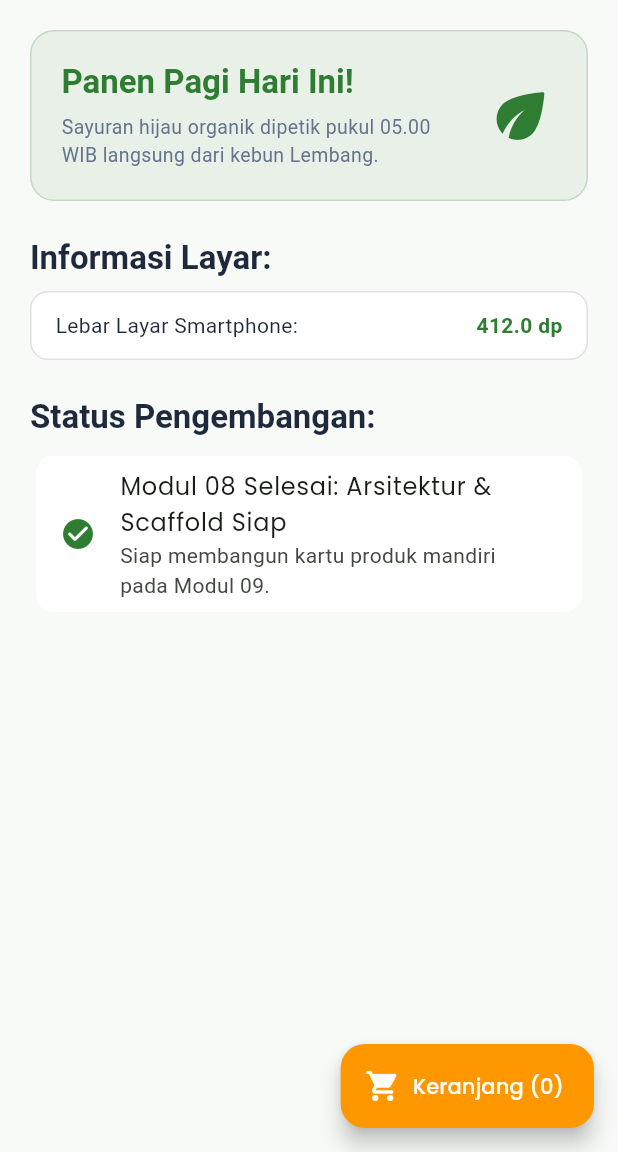
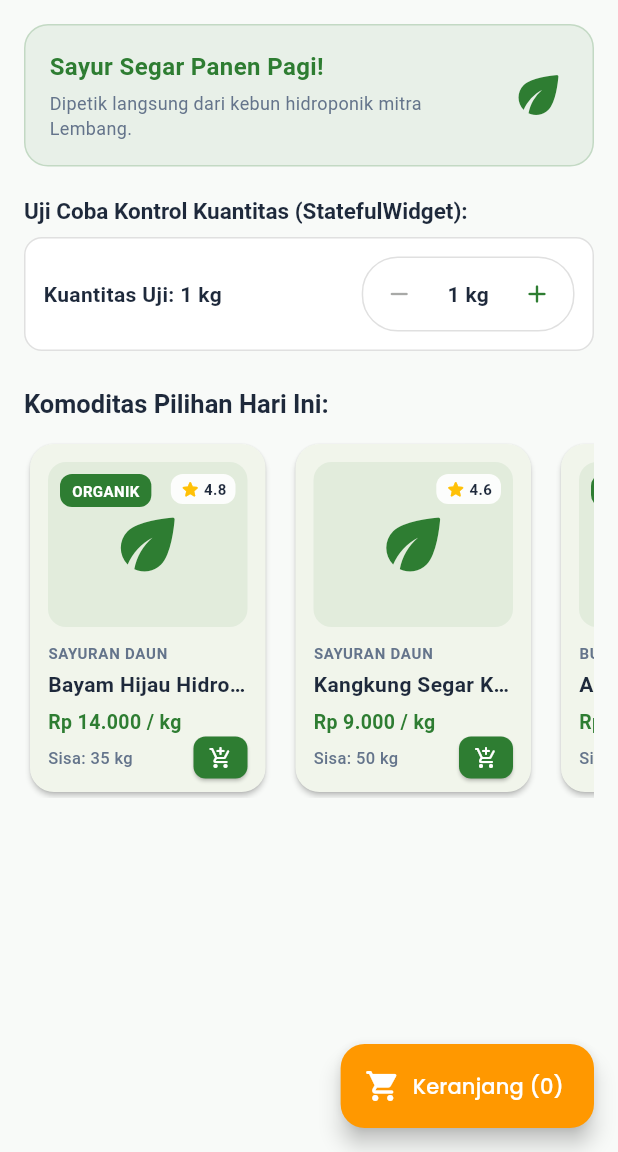
Before and after one commit to nasri1110/flutter-1, a Flutter app: the screen it shows after launch, on a phone screen of 412 x 824 dp, the part 84-1236 px from its top. Run offline on Flutter 3.47's test engine with Material 3 defaults, Android fonts, the phone set to English and light mode, and no system bars; our stand-ins replace google_fonts.

Commit message:
feat(ui): implement reusable ProductCard and QuantityCounterWidget on HomeScreen

```diff
--- a/lib/features/home/home_screen.dart
+++ b/lib/features/home/home_screen.dart
@@ -1,15 +1,39 @@
 import 'package:flutter/material.dart';
+import 'package:sayur_hub/core/mock/mock_produce_data.dart';
+import 'package:sayur_hub/core/models/product.dart';
 import 'package:sayur_hub/core/theme/app_colors.dart';
+import 'package:sayur_hub/shared/widgets/product_card.dart';
+import 'package:sayur_hub/shared/widgets/quantity_counter_widget.dart';
 
-/// Halaman Beranda Utama aplikasi SayurHub
-/// Menggunakan kanvas Scaffold lengkap dengan AppBar, Drawer, dan FloatingActionButton
-class HomeScreen extends StatelessWidget {
+class HomeScreen extends StatefulWidget {
   const HomeScreen({super.key});
 
   @override
+  State<HomeScreen> createState() => _HomeScreenState();
+}
+
+class _HomeScreenState extends State<HomeScreen> {
+  int _totalCartItems = 0;
+  int _demoQuantity = 1;
+
+  void _handleAddToCart(Product product) {
+    setState(() {
+      _totalCartItems++;
+    });
+
+    ScaffoldMessenger.of(context).hideCurrentSnackBar();
+    ScaffoldMessenger.of(context).showSnackBar(
+      SnackBar(
+        content: Text('${product.name} berhasil ditambahkan ke keranjang!'),
+        backgroundColor: AppColors.primaryGreen,
+        duration: const Duration(seconds: 1),
+      ),
+    );
+  }
+
+  @override
   Widget build(BuildContext context) {
-    // Membaca informasi ukuran layar perangkat menggunakan BuildContext
-    final double screenWidth = MediaQuery.of(context).size.width;
+    final List<Product> sampleProducts = MockProduceData.products;
 
     return Scaffold(
       appBar: AppBar(
@@ -17,16 +41,7 @@ class HomeScreen extends StatelessWidget {
         actions: [
           IconButton(
             icon: const Icon(Icons.notifications_none_rounded),
-            tooltip: 'Notifikasi Panen',
-            onPressed: () {
-              // Menampilkan pesan snackbar memanfaatkan context
-              ScaffoldMessenger.of(context).showSnackBar(
-                const SnackBar(
-                  content: Text('Belum ada notifikasi panen baru.'),
-                  duration: Duration(seconds: 2),
-                ),
-              );
-            },
+            onPressed: () {},
           ),
         ],
       ),
@@ -35,58 +50,39 @@ class HomeScreen extends StatelessWidget {
           padding: EdgeInsets.zero,
           children: [
             DrawerHeader(
-              decoration: const BoxDecoration(
-                color: AppColors.primaryGreen,
-              ),
+              decoration: const BoxDecoration(color: AppColors.primaryGreen),
               child: Column(
                 crossAxisAlignment: CrossAxisAlignment.start,
                 mainAxisAlignment: MainAxisAlignment.end,
                 children: const [
                   CircleAvatar(
-                    radius: 28,
+                    radius: 26,
                     backgroundColor: Colors.white,
-                    child: Icon(Icons.person_rounded, size: 36, color: AppColors.primaryGreen),
+                    child: Icon(Icons.person_rounded, size: 32, color: AppColors.primaryGreen),
                   ),
-                  SizedBox(height: 10),
-                  Text(
-                    'Siti Nurhaliza',
-                    style: TextStyle(color: Colors.white, fontWeight: FontWeight.bold, fontSize: 16),
-                  ),
-                  Text(
-                    'siti@smkrpl.sch.id',
-                    style: TextStyle(color: Colors.white70, fontSize: 12),
-                  ),
+                  SizedBox(height: 8),
+                  Text('Siti Nurhaliza', style: TextStyle(color: Colors.white, fontWeight: FontWeight.bold)),
+                  Text('siti@smkrpl.sch.id', style: TextStyle(color: Colors.white70, fontSize: 12)),
                 ],
               ),
             ),
             ListTile(
               leading: const Icon(Icons.home_rounded, color: AppColors.primaryGreen),
-              title: const Text('Beranda SayurHub'),
-              onTap: () => Navigator.pop(context),
-            ),
-            ListTile(
-              leading: const Icon(Icons.history_rounded),
-              title: const Text('Riwayat Transaksi'),
-              onTap: () => Navigator.pop(context),
-            ),
-            const Divider(),
-            ListTile(
-              leading: const Icon(Icons.settings_outlined),
-              title: const Text('Pengaturan'),
+              title: const Text('Beranda'),
               onTap: () => Navigator.pop(context),
             ),
           ],
         ),
       ),
       body: SingleChildScrollView(
-        padding: const EdgeInsets.all(20.0),
+        padding: const EdgeInsets.all(16.0),
         child: Column(
           crossAxisAlignment: CrossAxisAlignment.start,
           children: [
-            // Banner Selamat Datang
+            // Banner Sambutan
             Container(
               width: double.infinity,
-              padding: const EdgeInsets.all(20.0),
+              padding: const EdgeInsets.all(16.0),
               decoration: BoxDecoration(
                 color: AppColors.primaryGreen.withOpacity(0.08),
                 borderRadius: BorderRadius.circular(16),
@@ -97,36 +93,33 @@ class HomeScreen extends StatelessWidget {
                   Expanded(
                     child: Column(
                       crossAxisAlignment: CrossAxisAlignment.start,
-                      children: [
+                      children: const [
                         Text(
-                          'Panen Pagi Hari Ini!',
-                          style: Theme.of(context).textTheme.titleLarge?.copyWith(
-                                color: AppColors.primaryGreen,
-                              ),
+                          'Sayur Segar Panen Pagi!',
+                          style: TextStyle(fontWeight: FontWeight.bold, fontSize: 16, color: AppColors.primaryGreen),
                         ),
-                        const SizedBox(height: 6),
-                        const Text(
-                          'Sayuran hijau organik dipetik pukul 05.00 WIB langsung dari kebun Lembang.',
-                          style: TextStyle(fontSize: 13, color: AppColors.textMuted),
+                        SizedBox(height: 4),
+                        Text(
+                          'Dipetik langsung dari kebun hidroponik mitra Lembang.',
+                          style: TextStyle(fontSize: 12, color: AppColors.textMuted),
                         ),
                       ],
                     ),
                   ),
-                  const SizedBox(width: 12),
-                  const Icon(Icons.eco_rounded, size: 48, color: AppColors.primaryGreen),
+                  const Icon(Icons.eco_rounded, size: 40, color: AppColors.primaryGreen),
                 ],
               ),
             ),
-            const SizedBox(height: 24),
+            const SizedBox(height: 20),
 
-            // Indikator Lebar Layar (Demo BuildContext MediaQuery)
+            // Demo Interaksi StatefulWidget: QuantityCounterWidget
             Text(
-              'Informasi Layar:',
-              style: Theme.of(context).textTheme.titleLarge,
+              'Uji Coba Kontrol Kuantitas (StatefulWidget):',
+              style: Theme.of(context).textTheme.titleLarge?.copyWith(fontSize: 15),
             ),
             const SizedBox(height: 8),
             Container(
-              padding: const EdgeInsets.symmetric(horizontal: 16, vertical: 12),
+              padding: const EdgeInsets.all(12),
               decoration: BoxDecoration(
                 color: Colors.white,
                 borderRadius: BorderRadius.circular(12),
@@ -135,29 +128,45 @@ class HomeScreen extends StatelessWidget {
               child: Row(
                 mainAxisAlignment: MainAxisAlignment.spaceBetween,
                 children: [
-                  const Text('Lebar Layar Smartphone:'),
-                  Text(
-                    '${screenWidth.toStringAsFixed(1)} dp',
-                    style: const TextStyle(fontWeight: FontWeight.bold, color: AppColors.primaryGreen),
+                  Text('Kuantitas Uji: $_demoQuantity kg', style: const TextStyle(fontWeight: FontWeight.bold)),
+                  QuantityCounterWidget(
+                    maxStock: 10,
+                    initialQuantity: _demoQuantity,
+                    onQuantityChanged: (newVal) {
+                      setState(() {
+                        _demoQuantity = newVal;
+                      });
+                    },
                   ),
                 ],
               ),
             ),
             const SizedBox(height: 24),
 
-            // Informasi Modul Selanjutnya
+            // Bagian Katalog Produk (Komponen Reusable ProductCard)
             Text(
-              'Status Pengembangan:',
-              style: Theme.of(context).textTheme.titleLarge,
+              'Komoditas Pilihan Hari Ini:',
+              style: Theme.of(context).textTheme.titleLarge?.copyWith(fontSize: 17),
             ),
-            const SizedBox(height: 8),
-            const Card(
-              elevation: 0,
-              color: Colors.white,
-              child: ListTile(
-                leading: Icon(Icons.check_circle_rounded, color: AppColors.primaryGreen),
-                title: Text('Modul 08 Selesai: Arsitektur & Scaffold Siap'),
-                subtitle: Text('Siap membangun kartu produk mandiri pada Modul 09.'),
+            const SizedBox(height: 12),
+
+            // Menampilkan Kartu Produk Berdampingan
+            SizedBox(
+              height: 240,
+              child: ListView.separated(
+                scrollDirection: Axis.horizontal,
+                itemCount: sampleProducts.length,
+                separatorBuilder: (context, index) => const SizedBox(width: 12),
+                itemBuilder: (context, index) {
+                  final product = sampleProducts[index];
+                  return SizedBox(
+                    width: 165,
+                    child: ProductCard(
+                      product: product,
+                      onAddToCart: () => _handleAddToCart(product),
+                    ),
+                  );
+                },
               ),
             ),
           ],
@@ -166,13 +175,13 @@ class HomeScreen extends StatelessWidget {
       floatingActionButton: FloatingActionButton.extended(
         onPressed: () {
           ScaffoldMessenger.of(context).showSnackBar(
-            const SnackBar(
-              content: Text('Keranjang belanja siap diintegrasikan pada Modul 14!'),
+            SnackBar(
+              content: Text('Total belanjaan saat ini: $_totalCartItems item'),
             ),
           );
         },
         icon: const Icon(Icons.shopping_cart_rounded),
-        label: const Text('Keranjang (0)'),
+        label: Text('Keranjang ($_totalCartItems)'),
       ),
     );
   }
--- /dev/null
+++ b/lib/shared/widgets/product_card.dart
@@ -0,0 +1,184 @@
+import 'package:flutter/material.dart';
+import 'package:sayur_hub/core/models/product.dart';
+import 'package:sayur_hub/core/theme/app_colors.dart';
+import 'package:sayur_hub/core/utils/price_calculator.dart';
+
+/// Komponen kartu produk resmi aplikasi SayurHub
+/// Menampilkan informasi visual komoditas secara ringkas dan modular
+class ProductCard extends StatelessWidget {
+  final Product product;
+  final VoidCallback onAddToCart;
+
+  const ProductCard({
+    super.key,
+    required this.product,
+    required this.onAddToCart,
+  });
+
+  @override
+  Widget build(BuildContext context) {
+    return Card(
+      elevation: 1.5,
+      shape: RoundedRectangleBorder(
+        borderRadius: BorderRadius.circular(16),
+      ),
+      clipBehavior: Clip.antiAlias,
+      child: InkWell(
+        onTap: () {
+          ScaffoldMessenger.of(context).showSnackBar(
+            SnackBar(
+              content: Text('Membuka detail ${product.name}...'),
+              duration: const Duration(seconds: 1),
+            ),
+          );
+        },
+        child: Padding(
+          padding: const EdgeInsets.all(12.0),
+          child: Column(
+            crossAxisAlignment: CrossAxisAlignment.start,
+            children: [
+              // Area Gambar dan Badge
+              Stack(
+                children: [
+                  Container(
+                    height: 110,
+                    width: double.infinity,
+                    decoration: BoxDecoration(
+                      color: AppColors.primaryGreen.withOpacity(0.08),
+                      borderRadius: BorderRadius.circular(12),
+                    ),
+                    child: Center(
+                      child: Icon(
+                        product.category == 'Buah Segar'
+                            ? Icons.apple_rounded
+                            : Icons.eco_rounded,
+                        size: 54,
+                        color: AppColors.primaryGreen,
+                      ),
+                    ),
+                  ),
+
+                  // Badge Organik di Pojok Kiri Atas
+                  if (product.isOrganic)
+                    Positioned(
+                      top: 8,
+                      left: 8,
+                      child: Container(
+                        padding: const EdgeInsets.symmetric(horizontal: 8, vertical: 4),
+                        decoration: BoxDecoration(
+                          color: AppColors.primaryGreen,
+                          borderRadius: BorderRadius.circular(8),
+                        ),
+                        child: const Text(
+                          'ORGANIK',
+                          style: TextStyle(
+                            color: Colors.white,
+                            fontSize: 10,
+                            fontWeight: FontWeight.bold,
+                          ),
+                        ),
+                      ),
+                    ),
+
+                  // Badge Rating di Pojok Kanan Atas
+                  Positioned(
+                    top: 8,
+                    right: 8,
+                    child: Container(
+                      padding: const EdgeInsets.symmetric(horizontal: 6, vertical: 3),
+                      decoration: BoxDecoration(
+                        color: Colors.white.withOpacity(0.9),
+                        borderRadius: BorderRadius.circular(8),
+                      ),
+                      child: Row(
+                        mainAxisSize: MainAxisSize.min,
+                        children: [
+                          const Icon(Icons.star_rounded, size: 14, color: Colors.amber),
+                          const SizedBox(width: 2),
+                          Text(
+                            product.rating.toString(),
+                            style: const TextStyle(
+                              fontSize: 10,
+                              fontWeight: FontWeight.bold,
+                              color: AppColors.textDark,
+                            ),
+                          ),
+                        ],
+                      ),
+                    ),
+                  ),
+                ],
+              ),
+              const SizedBox(height: 10),
+
+              // Kategori Sayur
+              Text(
+                product.category.toUpperCase(),
+                style: const TextStyle(
+                  fontSize: 10,
+                  fontWeight: FontWeight.w600,
+                  color: AppColors.textMuted,
+                  letterSpacing: 0.5,
+                ),
+              ),
+              const SizedBox(height: 4),
+
+              // Nama Produk
+              Text(
+                product.name,
+                style: const TextStyle(
+                  fontSize: 14,
+                  fontWeight: FontWeight.bold,
+                  color: AppColors.textDark,
+                ),
+                maxLines: 1,
+                overflow: TextOverflow.ellipsis,
+              ),
+              const SizedBox(height: 6),
+
+              // Harga per Kilogram
+              Text(
+                '${PriceCalculator.formatRupiah(product.pricePerKg)} / kg',
+                style: const TextStyle(
+                  fontSize: 13,
+                  fontWeight: FontWeight.bold,
+                  color: AppColors.primaryGreen,
+                ),
+              ),
+              const Spacer(),
+
+              // Baris Status Stok dan Tombol Beli
+              Row(
+                mainAxisAlignment: MainAxisAlignment.spaceBetween,
+                children: [
+                  Text(
+                    product.isAvailable ? 'Sisa: ${product.stock} kg' : 'Habis',
+                    style: TextStyle(
+                      fontSize: 11,
+                      fontWeight: FontWeight.w500,
+                      color: product.isAvailable ? AppColors.textMuted : Colors.red,
+                    ),
+                  ),
+                  ElevatedButton(
+                    onPressed: product.isAvailable ? onAddToCart : null,
+                    style: ElevatedButton.styleFrom(
+                      backgroundColor: AppColors.primaryGreen,
+                      foregroundColor: Colors.white,
+                      shape: RoundedRectangleBorder(
+                        borderRadius: BorderRadius.circular(8),
+                      ),
+                      padding: const EdgeInsets.symmetric(horizontal: 10, vertical: 6),
+                      minimumSize: Size.zero,
+                      tapTargetSize: MaterialTapTargetSize.shrinkWrap,
+                    ),
+                    child: const Icon(Icons.add_shopping_cart_rounded, size: 16),
+                  ),
+                ],
+              ),
+            ],
+          ),
+        ),
+      ),
+    );
+  }
+}
--- /dev/null
+++ b/lib/shared/widgets/quantity_counter_widget.dart
@@ -0,0 +1,102 @@
+import 'package:flutter/material.dart';
+import 'package:sayur_hub/core/theme/app_colors.dart';
+
+/// Komponen penghitung jumlah belanjaan sayur (kg) berbasis StatefulWidget
+/// Mengelola status mutasi kuantitas lokal secara aman sesuai ketersediaan stok
+class QuantityCounterWidget extends StatefulWidget {
+  final int initialQuantity;
+  final int maxStock;
+  final ValueChanged<int> onQuantityChanged;
+
+  const QuantityCounterWidget({
+    super.key,
+    this.initialQuantity = 1,
+    required this.maxStock,
+    required this.onQuantityChanged,
+  });
+
+  @override
+  State<QuantityCounterWidget> createState() => _QuantityCounterWidgetState();
+}
+
+class _QuantityCounterWidgetState extends State<QuantityCounterWidget> {
+  late int _quantity;
+
+  @override
+  void initState() {
+    super.initState();
+    // Inisialisasi status awal dari parameter widget
+    _quantity = widget.initialQuantity;
+  }
+
+  void _increment() {
+    if (_quantity < widget.maxStock) {
+      setState(() {
+        _quantity++;
+      });
+      widget.onQuantityChanged(_quantity);
+    } else {
+      ScaffoldMessenger.of(context).showSnackBar(
+        SnackBar(
+          content: Text('Batas maksimal stok tercapai (${widget.maxStock} kg)!'),
+          duration: const Duration(seconds: 1),
+        ),
+      );
+    }
+  }
+
+  void _decrement() {
+    if (_quantity > 1) {
+      setState(() {
+        _quantity--;
+      });
+      widget.onQuantityChanged(_quantity);
+    }
+  }
+
+  @override
+  Widget build(BuildContext context) {
+    return Container(
+      decoration: BoxDecoration(
+        color: Colors.white,
+        borderRadius: BorderRadius.circular(24),
+        border: Border.all(color: Colors.grey.shade300),
+      ),
+      child: Row(
+        mainAxisSize: MainAxisSize.min,
+        children: [
+          // Tombol Kurang [-]
+          IconButton(
+            icon: const Icon(Icons.remove_rounded),
+            color: _quantity > 1 ? AppColors.primaryGreen : Colors.grey.shade400,
+            iconSize: 20,
+            splashRadius: 20,
+            onPressed: _quantity > 1 ? _decrement : null,
+          ),
+
+          // Teks Kuantitas Tengah
+          Padding(
+            padding: const EdgeInsets.symmetric(horizontal: 8.0),
+            child: Text(
+              '$_quantity kg',
+              style: const TextStyle(
+                fontWeight: FontWeight.bold,
+                fontSize: 14,
+                color: AppColors.textDark,
+              ),
+            ),
+          ),
+
+          // Tombol Tambah [+]
+          IconButton(
+            icon: const Icon(Icons.add_rounded),
+            color: _quantity < widget.maxStock ? AppColors.primaryGreen : Colors.grey.shade400,
+            iconSize: 20,
+            splashRadius: 20,
+            onPressed: _quantity < widget.maxStock ? _increment : null,
+          ),
+        ],
+      ),
+    );
+  }
+}
```
